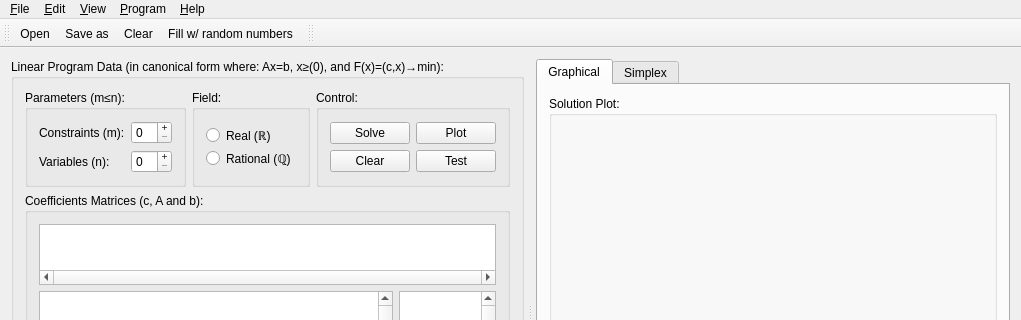
Qt form forms/mainwindow.ui (0x414c/linear-optimization-demo) before a commit; both pictures show x 0 to 1021 and y 0 to 320 of the 1021 by 600 pixel window.
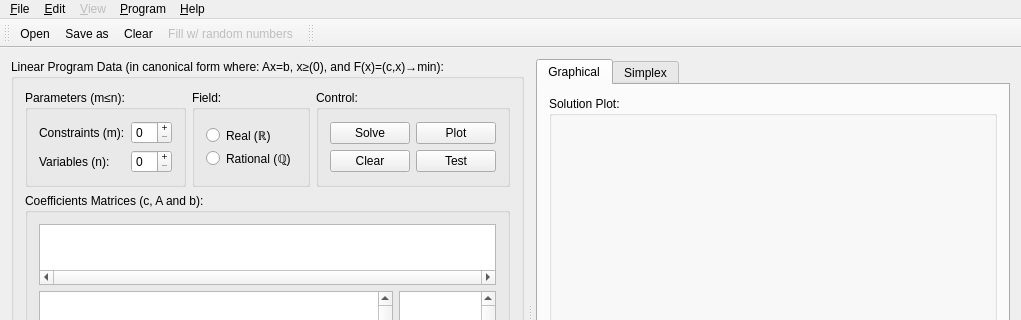
The same form after that commit. The open tabs and pages were chosen to show the change. Icons and pictures are not drawn. Custom widgets are drawn as their Qt base class.

Patch:
```diff
--- a/forms/mainwindow.ui
+++ b/forms/mainwindow.ui
@@ -885,6 +885,9 @@
     <addaction name="action_Fill_w_random_numbers"/>
    </widget>
    <widget class="QMenu" name="menu_View">
+    <property name="enabled">
+     <bool>false</bool>
+    </property>
     <property name="title">
      <string>&amp;View</string>
     </property>
@@ -901,7 +904,7 @@
     <addaction name="separator"/>
     <addaction name="action_About_Qt"/>
    </widget>
-   <widget class="QMenu" name="menuProblem">
+   <widget class="QMenu" name="menu_Problem">
     <property name="title">
      <string>&amp;Program</string>
     </property>
@@ -911,7 +914,7 @@
    <addaction name="menu_File"/>
    <addaction name="menu_Edit"/>
    <addaction name="menu_View"/>
-   <addaction name="menuProblem"/>
+   <addaction name="menu_Problem"/>
    <addaction name="menu_help"/>
   </widget>
   <widget class="QToolBar" name="mainToolBar">
@@ -1020,6 +1023,9 @@
    </property>
   </action>
   <action name="action_Fill_w_random_numbers">
+   <property name="enabled">
+    <bool>false</bool>
+   </property>
    <property name="icon">
     <iconset resource="../res/resources.qrc">
      <normaloff>:/icons/@16/document-revert.png</normaloff>:/icons/@16/document-revert.png</iconset>
```
Left out of the diff: 23 changed lines with no effect on the pictures.
